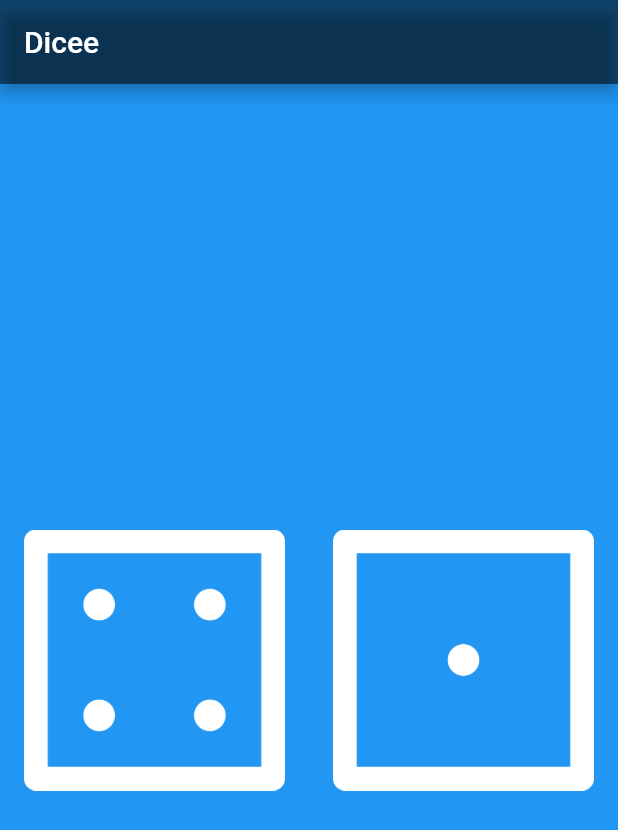
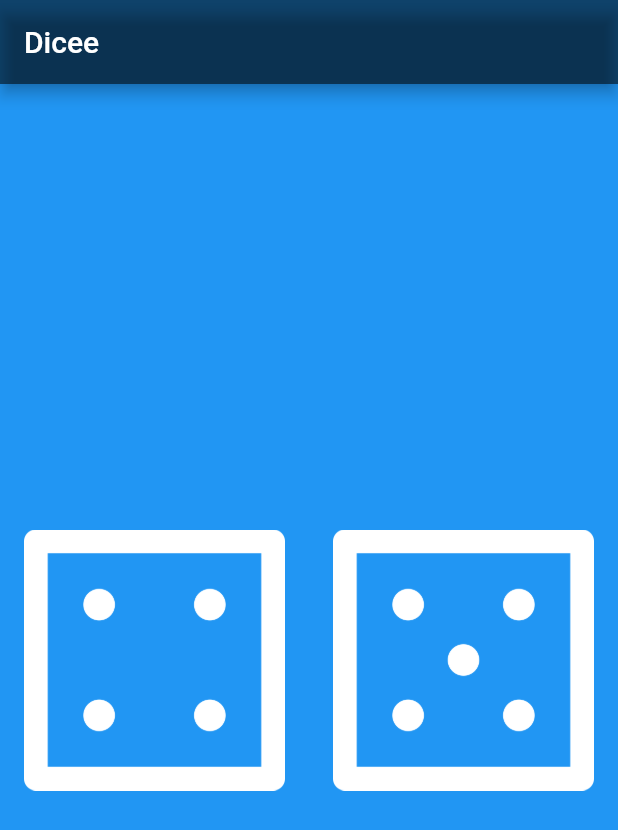
Before and after one commit to Udit-singh/dice_app, a Flutter app: the screen it shows after launch, on a phone screen of 412 x 824 dp. Shown: the top 830 px of the screen. Run offline on Flutter 3.47's test engine with Material 2 defaults, Android fonts, the phone set to English and light mode, and no system bars.

```diff
--- a/lib/main.dart
+++ b/lib/main.dart
@@ -51,7 +51,7 @@ class _DicePageState extends State<DicePage> {
           Expanded(
             child: FlatButton(
               child: Image.asset(
-                'images/dice1.png',
+                'images/dice$rightDiceNumber.png',
               ),
               onPressed: () {
                 changeDiceFace();
```
